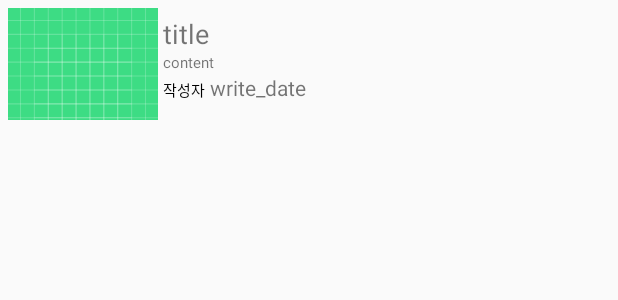
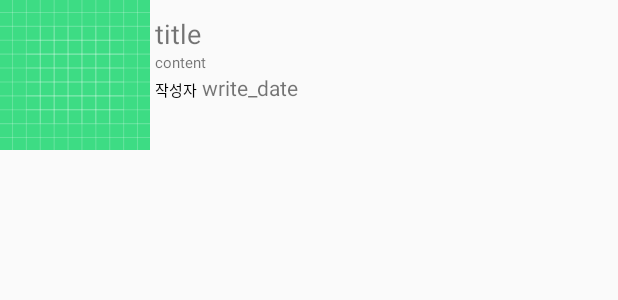
Before and after one commit to SeokSeokNa/Android, an Android app: the layout board_holder.xml on its own in the app's theme, with its tools: preview values and no code run, on a phone screen of 412 x 824 dp. Shown: the top 300 px of the screen. Run offline under Robolectric (Android 15) with nearby library versions, the phone set to English and light mode, and no system bars.

Commit message:
게시판 리스트 레이아웃 수정

```diff
--- a/app/src/main/java/com/acaroom/apicallpjt/recycler_view/BoardViewHolder.kt
+++ b/app/src/main/java/com/acaroom/apicallpjt/recycler_view/BoardViewHolder.kt
@@ -18,7 +18,7 @@ class BoardViewHolder(v: View) : RecyclerView.ViewHolder(v) {
         view.userName.text = boardDto.userName
         if(boardDto.photoList.isNotEmpty()){
             Picasso.get().load(Config.image+"${boardDto.photoList.get(0).fileName}")
-                .resize(100,100)
+                .resize(500,500)
                 .into(view.imageView)
         }
 
--- a/app/src/main/res/layout/board_holder.xml
+++ b/app/src/main/res/layout/board_holder.xml
@@ -3,14 +3,13 @@
     xmlns:app="http://schemas.android.com/apk/res-auto"
     xmlns:tools="http://schemas.android.com/tools"
     android:layout_width="match_parent"
-    android:layout_height="80dp">
+    android:layout_height="100dp">
 
     <ImageView
         android:id="@+id/imageView"
         android:layout_width="100dp"
         android:layout_height="100dp"
-        android:layout_marginLeft="5dp"
-        android:layout_marginTop="5dp"
+
         android:src="@drawable/ic_launcher_background" />
 
     <LinearLayout
--- a/app/src/main/res/layout/board_photo_item_holder.xml
+++ b/app/src/main/res/layout/board_photo_item_holder.xml
@@ -11,9 +11,7 @@
         android:id="@+id/upload_photo"
         android:layout_width="match_parent"
         android:layout_height="match_parent"
-        android:padding="5dp"
         android:src="@mipmap/ic_launcher"
-        android:scaleType="fitXY"
         app:layout_constraintLeft_toLeftOf="parent"
         app:layout_constraintRight_toRightOf="parent"
         app:layout_constraintTop_toTopOf="parent"/>
```
Also changed, not shown: app/src/main/java/com/acaroom/apicallpjt/activity/GalleryActivity.kt (+16 -1 lines), app/src/main/java/com/acaroom/apicallpjt/fragment/board/BoardFragment.kt (+13 -1 lines), app/src/main/java/com/acaroom/apicallpjt/fragment/board/WriteFormFragment.kt (+5 -2 lines), app/src/main/java/com/acaroom/apicallpjt/recycler_view/BoardFormPhotoHolder.kt (+6 -1 lines).
